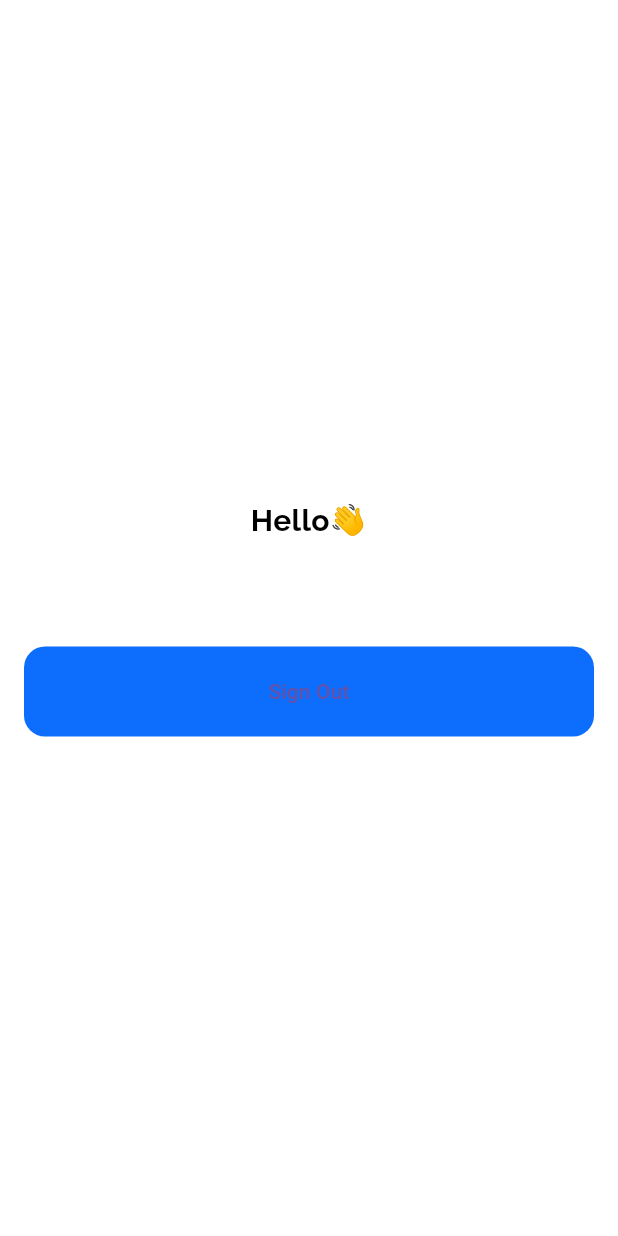
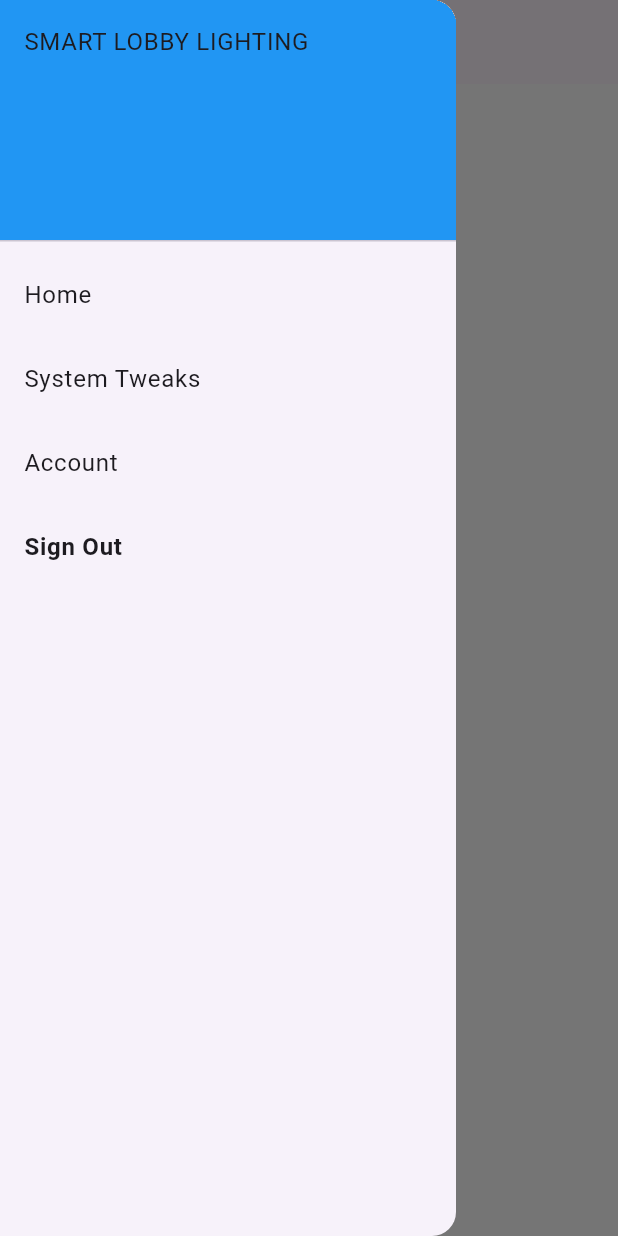
Before and after one commit to ezzzep/SMART-LOBBY-LIGHTING, a Flutter app: the Home screen opened directly, with the side drawer open (before the commit the screen has no drawer), on a phone screen of 412 x 824 dp. Run offline on Flutter 3.47's test engine with Material 3 defaults, Android fonts, the light colour scheme and no system bars; our stand-ins replace firebase_auth, firebase_core, fluttertoast, google_fonts; accounts and stored records are empty.

Commit message:
added hamburger

```diff
--- a/lib/screens/dashboard/dashboard_screen.dart
+++ b/lib/screens/dashboard/dashboard_screen.dart
@@ -1,7 +1,7 @@
 import 'package:smart_lighting/services/service.dart';
-import 'package:firebase_auth/firebase_auth.dart';
+// import 'package:firebase_auth/firebase_auth.dart';
 import 'package:flutter/material.dart';
-import 'package:google_fonts/google_fonts.dart';
+// import 'package:google_fonts/google_fonts.dart';
 
 class Home extends StatelessWidget {
   const Home({super.key});
@@ -9,57 +9,60 @@ class Home extends StatelessWidget {
   @override
   Widget build(BuildContext context) {
     return Scaffold(
-      backgroundColor: Colors.white,
-      body: SafeArea(
-        child: Padding(
-          padding: const EdgeInsets.symmetric(horizontal: 16, vertical: 16),
-          child: Column(
-            mainAxisAlignment: MainAxisAlignment.center,
-            children: [
-              Text(
-                'Hello👋',
-                style: GoogleFonts.raleway(
-                    textStyle: const TextStyle(
-                        color: Colors.black,
-                        fontWeight: FontWeight.bold,
-                        fontSize: 20)),
-              ),
-              const SizedBox(
-                height: 10,
-              ),
-              Text(
-                FirebaseAuth.instance.currentUser!.email!.toString(),
-                style: GoogleFonts.raleway(
-                    textStyle: const TextStyle(
-                        color: Colors.black,
-                        fontWeight: FontWeight.bold,
-                        fontSize: 20)),
-              ),
-              const SizedBox(
-                height: 30,
-              ),
-              _logout(context)
-            ],
-          ),
+      appBar: AppBar(
+        title: const Text("Home"),
+        leading: Builder(
+          builder: (context) {
+            return IconButton(
+              icon: const Icon(Icons.menu),
+              onPressed: () {
+                Scaffold.of(context).openDrawer();
+              },
+            );
+          },
         ),
       ),
-    );
-  }
-
-  Widget _logout(BuildContext context) {
-    return ElevatedButton(
-      style: ElevatedButton.styleFrom(
-        backgroundColor: const Color(0xff0D6EFD),
-        shape: RoundedRectangleBorder(
-          borderRadius: BorderRadius.circular(14),
+      drawer: Drawer(
+        child: ListView(
+          padding: EdgeInsets.zero,
+          children: [
+            const DrawerHeader(
+              decoration: BoxDecoration(color: Colors.blue),
+              child: Text('SMART LOBBY LIGHTING'),
+            ),
+            ListTile(
+              title: const Text('Home'),
+              onTap: () {
+                Navigator.pop(context);
+              },
+            ),
+            ListTile(
+              title: const Text('System Tweaks'),
+              onTap: () {
+                Navigator.pop(context);
+              },
+            ),
+            ListTile(
+              title: const Text('Account'),
+              onTap: () {
+                Navigator.pop(context);
+              },
+            ),
+            ListTile(
+              title: const Text(
+                'Sign Out',
+                style: TextStyle(
+                  fontWeight: FontWeight.bold,
+                ),
+              ),
+              onTap: () async {
+                await AuthService().signout(context: context);
+              },
+            ),
+          ],
         ),
-        minimumSize: const Size(double.infinity, 60),
-        elevation: 0,
       ),
-      onPressed: () async {
-        await AuthService().signout(context: context);
-      },
-      child: const Text("Sign Out"),
+      backgroundColor: Colors.white,
     );
   }
 }
```
